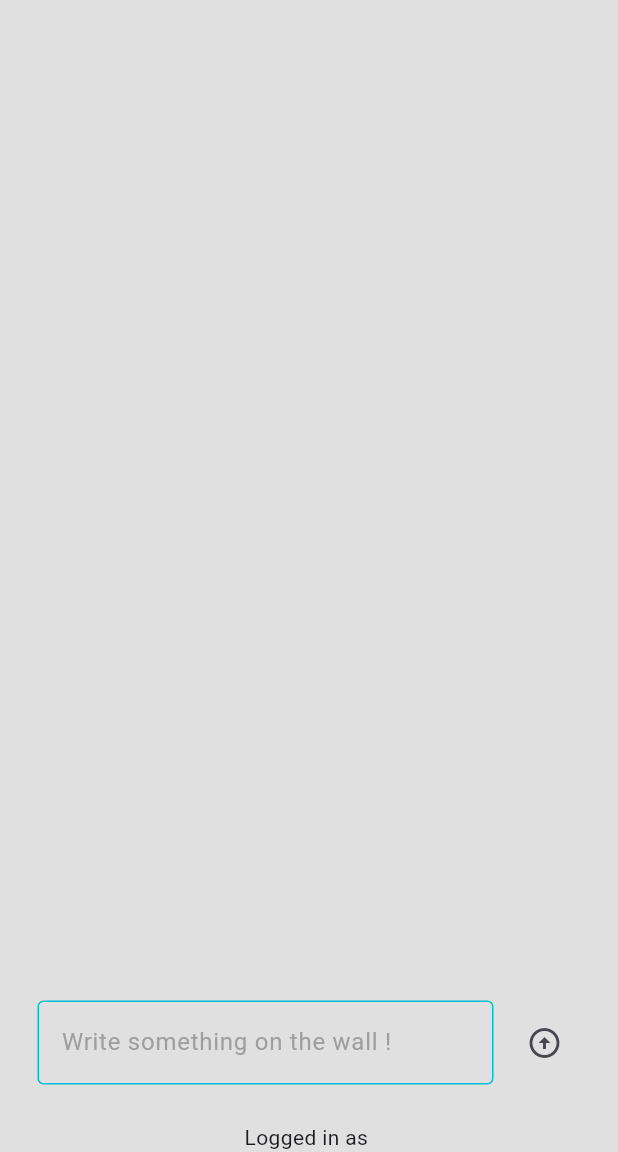
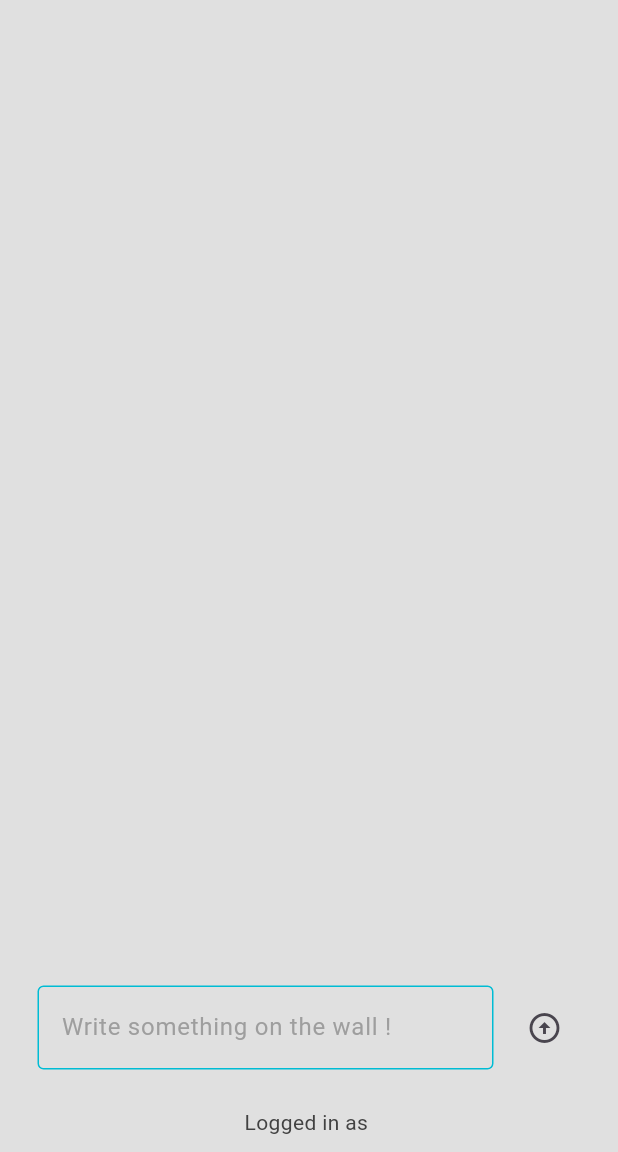
Before and after one commit to The-Black-Shadow/wechat, a Flutter app: the screen it shows once a user with an empty profile is signed in, on a phone screen of 412 x 824 dp, the part 84-1236 px from its top. Run offline on Flutter 3.47's test engine with Material 3 defaults, Android fonts, the phone set to English and light mode, and no system bars; our stand-ins replace cloud_firestore, firebase_auth, firebase_core; accounts and stored records are empty.

Commit message:
fixed another ui bug

```diff
--- a/lib/pages/home_page.dart
+++ b/lib/pages/home_page.dart
@@ -99,7 +99,11 @@ class _HomePageState extends State<HomePage> {
                 ],
               ),
             ),
-            Text('Logged in as ${currentUser.email!}'),
+            Text(
+              'Logged in as ${currentUser.email!}',
+              style: TextStyle(color: Colors.grey[800]),
+            ),
+            const SizedBox(height: 10),
           ],
         ),
       ),
```
